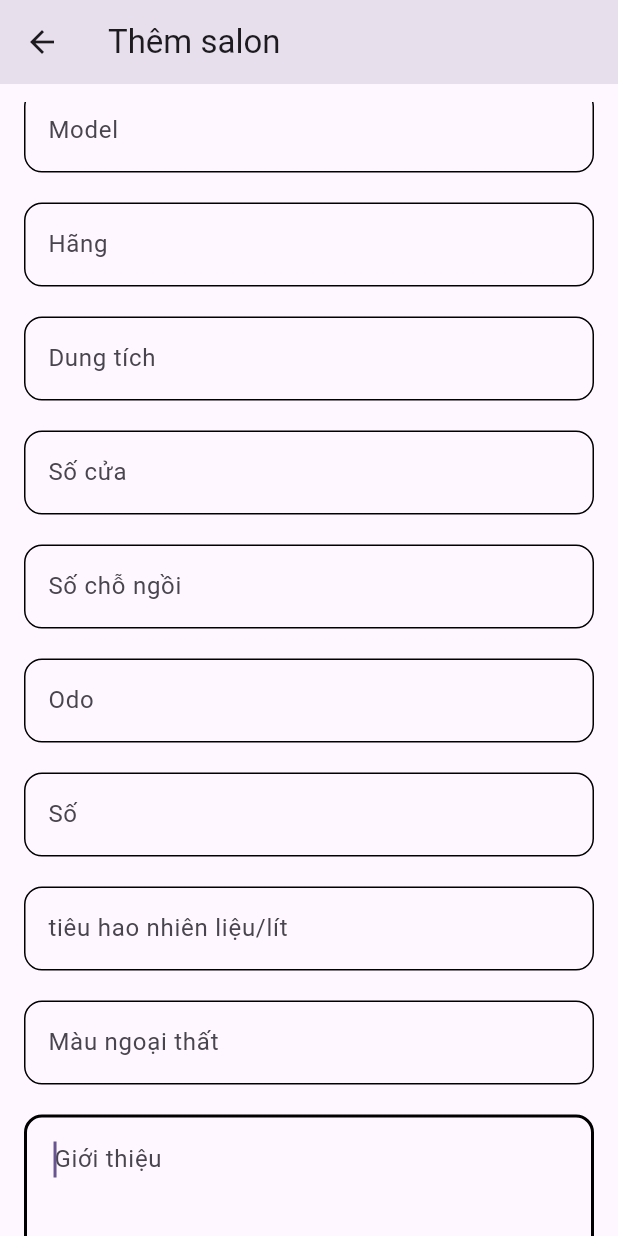
After one commit to synguyencd3/KOXE-Mobile, a Flutter app: the EditCar screen opened by its route, on a phone screen of 412 x 824 dp. The commit adds this screen. Run offline on Flutter 3.47's test engine with Material 3 defaults, Android fonts, the phone set to English and light mode, and no system bars; our stand-ins replace badges, carousel_slider, file_picker, flutter_chat_types, flutter_chat_ui, flutter_markdown and 10 more; missing offline and left inert: api_cache_manager, flutter_facebook_auth, google_geocoding_api, http_retry, zego_uikit_prebuilt_call, zego_uikit_signaling_plugin; accounts and stored records are empty.

Commit message:
edit car

```diff
--- a/lib/config.dart
+++ b/lib/config.dart
@@ -1,6 +1,6 @@
 class Config {
   static const String appName = "Salon oto";
-  static const String apiURL = "192.168.1.26:5000";
+  static const String apiURL = "server-graduation-thesis-1.onrender.com";
   static const String loginAPI = "auth/login";
   static const String registerAPI = "auth/register";
   static const String facebookAPI = "auth/facebook-mobile";
@@ -8,8 +8,9 @@ class Config {
   static const String googleCallback = "auth/google/callback";
   static const String userprofileAPI = "/users/profile";
   static const String getAllPackageAPI = "/packages";
+
+  //Car
   static const String getCarsAPI = "/cars";
-
 
   //Salon
   static const String SalonsAPI = "/salons";
--- a/lib/main.dart
+++ b/lib/main.dart
@@ -3,6 +3,7 @@ import 'package:mobile/model/salon_model.dart';
 import 'package:mobile/pages/Payment.dart';
 import 'package:mobile/pages/call/call_page.dart';
 import 'package:mobile/pages/car/cars_listing.dart';
+import 'package:mobile/pages/car/edit_car.dart';
 import 'package:mobile/pages/login.dart';
 import 'package:mobile/pages/news/news.dart';
 import 'package:mobile/pages/permission/Employee_permission.dart';
@@ -106,6 +107,7 @@ class _MyAppState extends State<MyApp> {
         '/maintaince_manage' : (context) => MaintainceManage(),
         '/accessory_manage' : (context) => AccessoriesManage(),
         '/user_manage' : (context) => UserManage(),
+        '/new_car' : (context) => EditCar()
       },
     );
   }
--- a/lib/pages/car/car_detail.dart
+++ b/lib/pages/car/car_detail.dart
@@ -16,7 +16,7 @@ class CarDetail extends StatefulWidget {
 
 class _CarDetailState extends State<CarDetail> {
   Car car = Car();
-  late final PageController pageController;
+ // late final PageController pageController;
 
   @override
   void initState() {
--- /dev/null
+++ b/lib/pages/car/edit_car.dart
@@ -0,0 +1,521 @@
+import 'dart:io';
+
+import 'package:flutter/cupertino.dart';
+import 'package:flutter/material.dart';
+import 'package:image_picker/image_picker.dart';
+
+import '../../model/car_model.dart';
+import '../../services/cars_service.dart';
+
+class EditCar extends StatefulWidget {
+  const EditCar({super.key});
+
+  @override
+  State<EditCar> createState() => _EditCarState();
+}
+
+class _EditCarState extends State<EditCar> {
+  Car? car;
+  //late final PageController pageController;
+  List<File>? image;
+  List<XFile>? pickedFile;
+  final picker = ImagePicker();
+
+  late final TextEditingController _name  = TextEditingController();
+  late final TextEditingController _description  = TextEditingController();
+  late final TextEditingController _price  = TextEditingController();
+  late final TextEditingController _type  = TextEditingController();
+  late final TextEditingController _origin  = TextEditingController();
+  late final TextEditingController _model = TextEditingController();
+  late final TextEditingController _brand  = TextEditingController();
+  late final TextEditingController _capacity = TextEditingController();
+  late final TextEditingController _door = TextEditingController();
+  late final TextEditingController _seat = TextEditingController();
+  late final TextEditingController _kilometer  = TextEditingController();
+  late final TextEditingController _gear = TextEditingController();
+  late final TextEditingController _mfg  = TextEditingController();
+  late final TextEditingController _outColor = TextEditingController();
+
+  Future<void> pickImage() async {
+    pickedFile =  await picker.pickMultiImage();
+    if (pickedFile !=null) {
+      setState(() {
+        image = pickedFile!.map((e) => File(e.path)).toList();
+      });
+    }
+  }
+
+  void NewCar() {
+    Car car = Car(name: _name.text,
+        description: _description.text,
+      //  price: int.parse(_price.text),
+        type: _type.text,
+        origin: _origin.text,
+        model : _model.text,
+        brand : _brand.text,
+       // capacity: double.parse(_capacity.text),
+       // door : int.parse(_door.text),
+      //  seat: int.parse(_seat.text),
+      //  kilometer: int.parse(_kilometer.text),
+        gear: _gear.text,
+        mfg: _mfg.text,
+        outColor: _outColor.text,
+        image: pickedFile?.map((e) => e.path).toList());
+
+    CarsService.NewCar(car).then((value) {
+      if (value==true)
+      {
+        ScaffoldMessenger.of(context).showSnackBar(
+            SnackBar(
+              content: Text('Tạo thành công'),
+              backgroundColor: Colors.green,
+            )
+        );
+        Navigator.pop(context);
+      }
+    });
+  }
+
+  void EditCar() {
+    Car carForm = Car(name: _name.text,
+        description: _description.text,
+      //  price: int.parse(_price.text),
+        type: _type.text,
+        origin: _origin.text,
+        model : _model.text,
+        brand : _brand.text,
+         capacity: double.parse(_capacity.text),
+         door : int.parse(_door.text),
+         seat: int.parse(_seat.text),
+         kilometer: int.parse(_kilometer.text),
+        gear: _gear.text,
+        mfg: _mfg.text,
+        outColor: _outColor.text,
+        image: pickedFile?.map((e) => e.path).toList());
+
+    CarsService.EditCar(carForm, car!.id!).then((value) {
+      if (value==true)
+      {
+        ScaffoldMessenger.of(context).showSnackBar(
+            SnackBar(
+              content: Text('Chỉnh sửa thành công'),
+              backgroundColor: Colors.green,
+            )
+        );
+        Navigator.pop(context);
+      }
+    });
+  }
+
+  @override
+  void initState() {
+    Future.delayed(Duration.zero, () {
+      initCar();
+    });
+    super.initState();
+  }
+
+  void initCar() async {
+    //var data = ModalRoute.of(context)!.settings.arguments as Map;
+    var arg = ModalRoute.of(context)!.settings.arguments as Map;
+    Car oldCar = arg['car'];
+    var data = await CarsService.getDetail(oldCar.id!);
+    setState(() {
+      car = data!;
+    });
+    _name.text = car?.name ?? "";
+    _description.text = car?.description ?? "";
+    _price.text = car?.price.toString() ?? "";
+    _brand.text = car?.brand ?? "";
+    _origin.text = car?.origin ?? "";
+    _model.text = car?.origin ?? "";
+    _type.text = car?.type ?? "";
+    _capacity.text = car?.capacity.toString() ?? "";
+    _door.text = car?.door.toString() ?? "";
+    _seat.text = car?.seat.toString() ?? "";
+    _kilometer.text = car?.kilometer.toString() ?? "";
+    _gear.text = car?.gear ?? "";
+    _mfg.text = car?.mfg ?? "";
+    _outColor.text = car?.outColor ?? "";
+  }
+
+  @override
+  Widget build(BuildContext context) {
+    return Scaffold(
+        appBar: AppBar(
+          title: Text('Thêm salon',
+            //   style: FlutterFlowTheme.of(context).titleLarge.override(
+            //   fontFamily: 'Outfit',
+            //   color: Color(0xFF15161E),
+            //   fontSize: 22,
+            //   fontWeight: FontWeight.w500,
+            // ),
+          ),
+        ),
+        body: Padding(
+          padding: EdgeInsetsDirectional.fromSTEB(16, 12, 16, 0),
+          child: SingleChildScrollView(
+            child: Column(children: [
+
+              TextFormField(
+                controller: _name,
+                decoration: InputDecoration(labelText: 'Tên salon',
+                  enabledBorder: OutlineInputBorder(
+                      borderRadius: BorderRadius.circular(12)
+                  ),
+                  focusedBorder: OutlineInputBorder(
+                    borderSide: BorderSide(
+                      //  color: Color(0xFF6F61EF),
+                      width: 2,
+                    ),
+                    borderRadius: BorderRadius.circular(12),
+                  ),
+                ),
+              ),
+              SizedBox(height: 20),
+
+              TextFormField(
+                controller: _price,
+                decoration: InputDecoration(labelText: 'giá',
+                  enabledBorder: OutlineInputBorder(
+                      borderRadius: BorderRadius.circular(12)
+                  ),
+                  focusedBorder: OutlineInputBorder(
+                    borderSide: BorderSide(
+                      // color: Color(0xFF6F61EF),
+                      width: 2,
+                    ),
+                    borderRadius: BorderRadius.circular(12),
+                  ),
+                ),
+              ),
+
+              SizedBox(height: 20),
+
+              TextFormField(
+                controller: _type,
+                decoration: InputDecoration(labelText: 'Loại',
+                  enabledBorder: OutlineInputBorder(
+                      borderRadius: BorderRadius.circular(12)
+                  ),
+                  focusedBorder: OutlineInputBorder(
+                    borderSide: BorderSide(
+                      // color: Color(0xFF6F61EF),
+                      width: 2,
+                    ),
+                    borderRadius: BorderRadius.circular(12),
+                  ),
+                ),
+              ),
+
+              SizedBox(height: 20),
+
+              TextFormField(
+                controller: _origin,
+                decoration: InputDecoration(labelText: 'Xuất sứ',
+                  enabledBorder: OutlineInputBorder(
+                      borderRadius: BorderRadius.circular(12)
+                  ),
+                  focusedBorder: OutlineInputBorder(
+                    borderSide: BorderSide(
+                      // color: Color(0xFF6F61EF),
+                      width: 2,
+                    ),
+                    borderRadius: BorderRadius.circular(12),
+                  ),
+                ),
+              ),
+
+              SizedBox(height: 20),
+
+              TextFormField(
+                controller: _model,
+                decoration: InputDecoration(labelText: 'Model',
+                  enabledBorder: OutlineInputBorder(
+                      borderRadius: BorderRadius.circular(12)
+                  ),
+                  focusedBorder: OutlineInputBorder(
+                    borderSide: BorderSide(
+                      // color: Color(0xFF6F61EF),
+                      width: 2,
+                    ),
+                    borderRadius: BorderRadius.circular(12),
+                  ),
+                ),
+              ),
+
+              SizedBox(height: 20),
+
+              TextFormField(
+                controller: _brand,
+                decoration: InputDecoration(labelText: 'Hãng',
+                  enabledBorder: OutlineInputBorder(
+                      borderRadius: BorderRadius.circular(12)
+                  ),
+                  focusedBorder: OutlineInputBorder(
+                    borderSide: BorderSide(
+                      // color: Color(0xFF6F61EF),
+                      width: 2,
+                    ),
+                    borderRadius: BorderRadius.circular(12),
+                  ),
+                ),
+              ),
+
+              SizedBox(height: 20),
+
+              TextFormField(
+                controller: _capacity,
+                decoration: InputDecoration(labelText: 'Dung tích',
+                  enabledBorder: OutlineInputBorder(
+                      borderRadius: BorderRadius.circular(12)
+                  ),
+                  focusedBorder: OutlineInputBorder(
+                    borderSide: BorderSide(
+                      // color: Color(0xFF6F61EF),
+                      width: 2,
+                    ),
+                    borderRadius: BorderRadius.circular(12),
+                  ),
+                ),
+              ),
+
+              SizedBox(height: 20),
+
+              TextFormField(
+                controller: _door,
+                decoration: InputDecoration(labelText: 'Số cửa',
+                  enabledBorder: OutlineInputBorder(
+                      borderRadius: BorderRadius.circular(12)
+                  ),
+                  focusedBorder: OutlineInputBorder(
+                    borderSide: BorderSide(
+                      // color: Color(0xFF6F61EF),
+                      width: 2,
+                    ),
+                    borderRadius: BorderRadius.circular(12),
+                  ),
+                ),
+              ),
+
+              SizedBox(height: 20),
+
+              TextFormField(
+                controller: _seat,
+                decoration: InputDecoration(labelText: 'Số chỗ ngồi',
+                  enabledBorder: OutlineInputBorder(
+                      borderRadius: BorderRadius.circular(12)
+                  ),
+                  focusedBorder: OutlineInputBorder(
+                    borderSide: BorderSide(
+                      // color: Color(0xFF6F61EF),
+                      width: 2,
+                    ),
+                    borderRadius: BorderRadius.circular(12),
+                  ),
+                ),
+              ),
+
+              SizedBox(height: 20),
+
+              TextFormField(
+                controller: _kilometer,
+                decoration: InputDecoration(labelText: 'Odo',
+                  enabledBorder: OutlineInputBorder(
+                      borderRadius: BorderRadius.circular(12)
+                  ),
+                  focusedBorder: OutlineInputBorder(
+                    borderSide: BorderSide(
+                      // color: Color(0xFF6F61EF),
+                      width: 2,
+                    ),
+                    borderRadius: BorderRadius.circular(12),
+                  ),
+                ),
+              ),
+
+              SizedBox(height: 20),
+
+              TextFormField(
+                controller: _gear,
+                decoration: InputDecoration(labelText: 'Số',
+                  enabledBorder: OutlineInputBorder(
+                      borderRadius: BorderRadius.circular(12)
+                  ),
+                  focusedBorder: OutlineInputBorder(
+                    borderSide: BorderSide(
+                      // color: Color(0xFF6F61EF),
+                      width: 2,
+                    ),
+                    borderRadius: BorderRadius.circular(12),
+                  ),
+                ),
+              ),
+
+              SizedBox(height: 20),
+
+              TextFormField(
+                controller: _mfg,
+                decoration: InputDecoration(labelText: 'tiêu hao nhiên liệu/lít',
+                  enabledBorder: OutlineInputBorder(
+                      borderRadius: BorderRadius.circular(12)
+                  ),
+                  focusedBorder: OutlineInputBorder(
+                    borderSide: BorderSide(
+                      // color: Color(0xFF6F61EF),
+                      width: 2,
+                    ),
+                    borderRadius: BorderRadius.circular(12),
+                  ),
+                ),
+              ),
+
+              SizedBox(height: 20),
+
+              TextFormField(
+                controller: _outColor,
+                decoration: InputDecoration(labelText: 'Màu ngoại thất',
+                  enabledBorder: OutlineInputBorder(
+                      borderRadius: BorderRadius.circular(12)
+                  ),
+                  focusedBorder: OutlineInputBorder(
+                    borderSide: BorderSide(
+                      // color: Color(0xFF6F61EF),
+                      width: 2,
+                    ),
+                    borderRadius: BorderRadius.circular(12),
+                  ),
+                ),
+              ),
+
+              SizedBox(height: 20),
+
+              TextFormField(
+                controller: _description,
+                autofocus: true,
+                obscureText: false,
+                decoration: InputDecoration(
+                  hintText: 'Giới thiệu',
+                  enabledBorder: OutlineInputBorder(
+                    borderRadius: BorderRadius.circular(12),
+                  ),
+                  focusedBorder: OutlineInputBorder(
+                    borderSide: BorderSide(
+                      width: 2,
+                    ),
+                    borderRadius: BorderRadius.circular(12),
+                  ),
+
+                  contentPadding: EdgeInsetsDirectional.fromSTEB(16, 24, 16, 12),
+                ),
+                // style: FlutterFlowTheme.of(context).bodyMedium.override(
+                //       fontFamily: 'Plus Jakarta Sans',
+                //       color: Color(0xFF15161E),
+                //       fontSize: 14,
+                //       fontWeight: FontWeight.w500,
+                //     ),
+                maxLines: 16,
+                minLines: 6,
+              ),
+
+              SizedBox( height: 20,),
+
+              GestureDetector(
+                onTap: () => pickImage(),
+                child: Padding(
+                    padding: EdgeInsetsDirectional.fromSTEB(0, 16, 0, 0),
+                    child: Container(
+                      width: double.infinity,
+                      constraints: BoxConstraints(
+                        maxWidth: 500,
+                      ),
+                      decoration: BoxDecoration(
+                        //color: Colors.white,
+                        borderRadius: BorderRadius.circular(12),
+                        border: Border.all(
+                          //color: Color(0xFFE5E7EB),
+                          width: 1,
+                        ),
+                      ),
+                      child: Padding(
+                        padding: EdgeInsets.all(8),
+                        child: Row(
+                          mainAxisSize: MainAxisSize.max,
+                          children: [
+                            Icon(
+                              Icons.add_a_photo_rounded,
+                              size: 32,
+                            ),
+                            Padding(
+                              padding: EdgeInsetsDirectional.fromSTEB(16, 0, 0, 0),
+                              child: Text(
+                                'Chọn hình ảnh',
+                                textAlign: TextAlign.center,
+                                // style: FlutterFlowTheme.of(context).bodyMedium.override(
+                                //       fontFamily: 'Plus Jakarta Sans',
+                                //       color: Color(0xFF15161E),
+                                //       fontSize: 14,
+                                //       fontWeight: FontWeight.w500,
+                                //     ),
+                              ),
+                            ),
+                          ],
+                        ),
+                      ),
+                    )
+                ),
+              ),
+
+              SizedBox(height: 20),
+
+              Container(
+                  width: double.infinity,
+                  child: pickedFile==null
+                      ? const Text('Vui lòng chọn ảnh')
+                      : Text('${pickedFile!.length} ảnh đã chọn')
+              ),
+
+              SizedBox(height: 20),
+
+              car == null?
+              Padding(
+                padding: EdgeInsetsDirectional.fromSTEB(0, 4, 0, 4),
+                child: OutlinedButton(child: Text('Thêm xe'), onPressed: () {
+                  NewCar();
+                } ,),
+
+                // child: FFButtonWidget(text: "Tạo salon", onPressed: () {
+                //   NewSalon();
+                // }, options:
+                //   FFButtonOptions(
+                //   height: 40,
+                //   width: 200,
+                //   padding: EdgeInsetsDirectional.fromSTEB(24, 0, 24, 0),
+                //   iconPadding: EdgeInsetsDirectional.fromSTEB(0, 0, 0, 0),
+                //   color: FlutterFlowTheme.of(context).primary,
+                //   textStyle: FlutterFlowTheme.of(context).titleSmall.override(
+                //         fontFamily: 'Readex Pro',
+                //         color: Colors.white,
+                //       ),
+                //   elevation: 3,
+                //   borderSide: BorderSide(
+                //     color: Colors.transparent,
+                //     width: 1,
+                //   ),
+                //   borderRadius: BorderRadius.circular(8),
+                // ),
+                // ),
+              ) :
+
+              Padding(
+                padding: EdgeInsetsDirectional.fromSTEB(0, 4, 0, 4),
+                child: OutlinedButton(child: Text('thay đổi'), onPressed: () {
+                  EditCar();
+                } ,),
+              )
+            ],),
+          ),
+        )
+    );
+  }
+}
--- a/lib/pages/salon/new_salon.dart
+++ b/lib/pages/salon/new_salon.dart
@@ -19,7 +19,7 @@ class NewSalon extends StatefulWidget {
 
 class _NewSalonState extends State<NewSalon> {
   List<File>? image;
- List<XFile>? pickedFile;
+  List<XFile>? pickedFile;
   final picker = ImagePicker();
   Salon? salon;
 
@@ -60,7 +60,7 @@ class _NewSalonState extends State<NewSalon> {
     });
   }
 
-    void EditSalon() {
+  void EditSalon() {
     Salon salonForm = Salon(name: _name.text,
                         address: _address.text,
                         introductionMarkdown: _description.text,
@@ -81,7 +81,6 @@ class _NewSalonState extends State<NewSalon> {
         }
     });
   }
-
 
   void initSalon() {
   var data = ModalRoute.of(context)!.settings.arguments as Map;
```
Also changed, not shown: lib/model/car_model.dart (+10 -0 lines), lib/pages/car/cars_listing.dart (+10 -1 lines), lib/pages/warranty/Warranty_form.dart (+10 -1 lines), lib/services/cars_service.dart (+92 -0 lines).
